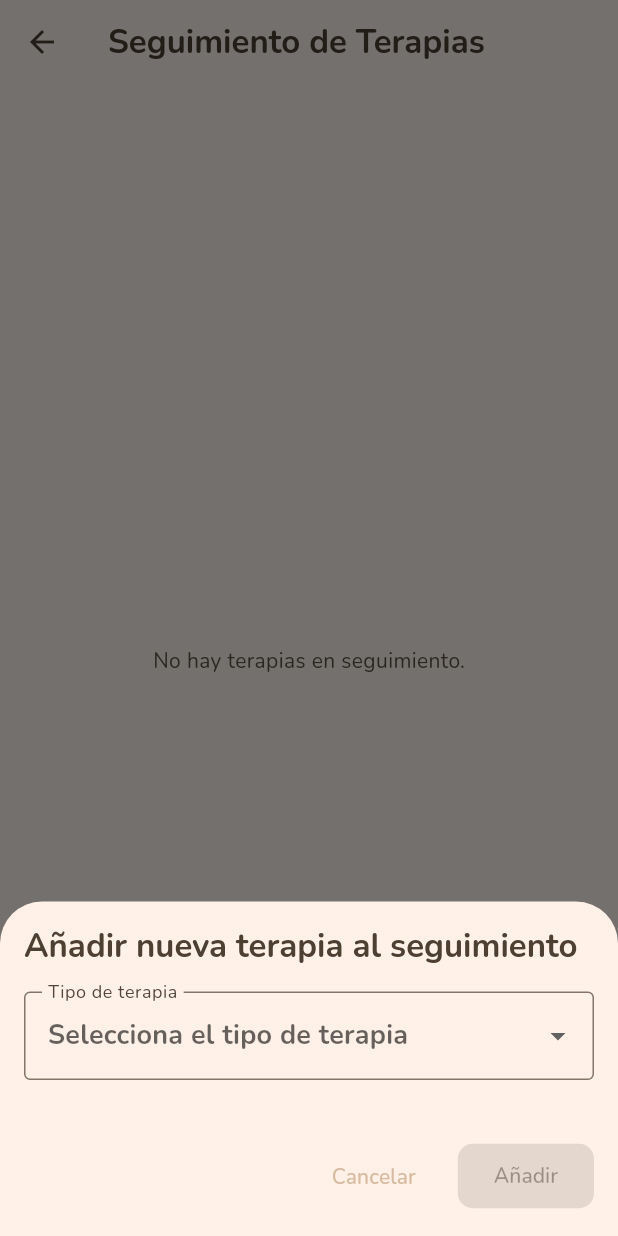
After one commit to CodingAce99/app-rehabilitacion-hector, a Flutter app: the SeguimientoTerapiasScreen screen opened directly, after a tap on "Añadir Terapia", on a phone screen of 412 x 824 dp. The commit adds this screen. Run offline on Flutter 3.47's test engine with Material 3 defaults, Android fonts, the light colour scheme and no system bars; our stand-ins replace fl_chart, google_fonts, image_picker, shared_preferences, smooth_page_indicator, youtube_player_flutter; accounts and stored records are empty.

Commit message:
Añade funcionalidad de seguimiento de terapias: implementa modelos, provider y pantalla para gestionar el estado de las terapias, incluyendo la opción de marcarlas como completadas.

```diff
--- a/lib/features/terapias/models/terapia.dart
+++ b/lib/features/terapias/models/terapia.dart
@@ -6,7 +6,7 @@ class Terapia {
   final String assetImage; // Ruta al asset local (imagen PNG o SVG)
   final List<String> objetivos; // Lista de objetivos terapéuticos
   final List<String> beneficios; // Lista de beneficios o resultados
-  final bool completada; // Estado de la terapia (completada o no)
+  bool completada; // Estado de la terapia (completada o no)
 
   // Constructor de la clase Terapia
   Terapia({
@@ -28,6 +28,7 @@ class Terapia {
       assetImage: json['assetImage'] as String,
       objetivos: List<String>.from(json['objetivos']),
       beneficios: List<String>.from(json['beneficios']),
+      completada: json['completada'] ?? false,
     );
   }
 
@@ -39,5 +40,6 @@ class Terapia {
     'assetImage': assetImage,
     'objetivos': objetivos,
     'beneficios': beneficios,
+    'completada': completada,
   };
 }
--- /dev/null
+++ b/lib/features/terapias/models/terapia_seguimiento.dart
@@ -0,0 +1,46 @@
+// Importaciones de otras pantallas y widgets
+import '../models/ficha_rehabilitación.dart';
+
+class TerapiaSeguimiento {
+  final String id; // Id único para esta instancia de seguimiento
+  final String nombre; // Nombre de la terapia
+  final FichaRehabilitacion ficha;
+  bool completada;
+  final DateTime fechaInicio;
+  DateTime? fechaFin;
+  String? notas;
+
+  TerapiaSeguimiento({
+    required this.id,
+    required this.nombre,
+    required this.ficha,
+    this.completada = false,
+    required this.fechaInicio,
+    this.fechaFin,
+    this.notas,
+  });
+
+  // Serialización para almacenamiento local (SharedPreferences)
+  Map<String, dynamic> toJson() => {
+    'id': id,
+    'nombre': nombre,
+    'ficha': ficha.toJson(),
+    'completada': completada,
+    'fechaInicio': fechaInicio.toIso8601String(),
+    'fechaFin': fechaFin?.toIso8601String(),
+    'notas': notas,
+  };
+
+  // Deserialización desde almacenamiento local (SharedPreferences)
+  factory TerapiaSeguimiento.fromJson(Map<String, dynamic> json) =>
+      TerapiaSeguimiento(
+        id: json['id'],
+        nombre: json['nombre'],
+        ficha: FichaRehabilitacion.fromJson(json['ficha']),
+        completada: json['completada'],
+        fechaInicio: DateTime.parse(json['fechaInicio']),
+        fechaFin:
+            json['fechaFin'] != null ? DateTime.parse(json['fechaFin']) : null,
+        notas: json['notas'],
+      );
+}
--- a/lib/features/terapias/providers/fichas_provider.dart
+++ b/lib/features/terapias/providers/fichas_provider.dart
@@ -1,5 +1,4 @@
 import 'dart:convert'; // para decodificar el JSON
-import 'package:flutter/material.dart';
 import 'package:flutter/services.dart'; // para acceder a rootBundle
 import '../models/ficha_rehabilitación.dart';
 
--- /dev/null
+++ b/lib/features/terapias/providers/terapias_seguimiento_provider.dart
@@ -0,0 +1,54 @@
+// Importaciones de librerías y paquetes
+import 'dart:convert';
+import 'package:flutter/material.dart';
+import 'package:shared_preferences/shared_preferences.dart';
+
+// Importaciones de otras pantallas y widgets
+import '../models/terapia_seguimiento.dart';
+
+class TerapiasSeguimientoProvider with ChangeNotifier {
+  List<TerapiaSeguimiento> _lista = [];
+
+  List<TerapiaSeguimiento> get terapias => [..._lista];
+
+  TerapiasSeguimientoProvider() {
+    cargarSeguimiento();
+  }
+
+  void agregarTerapia(TerapiaSeguimiento seguimiento) {
+    _lista.add(seguimiento);
+    guardarSeguimiento();
+    notifyListeners();
+  }
+
+  void marcarComoCompletada(String id) {
+    final index = _lista.indexWhere((t) => t.id == id);
+    if (index != -1) {
+      _lista[index].completada = true;
+      _lista[index].fechaFin = DateTime.now();
+      guardarSeguimiento();
+      notifyListeners();
+    }
+  }
+
+  int contarCompletadas() => _lista.where((t) => t.completada).length;
+
+  int contarNoCompletadas() => _lista.where((t) => !t.completada).length;
+
+  Future<void> cargarSeguimiento() async {
+    final prefs = await SharedPreferences.getInstance();
+    final jsonStr = prefs.getString('terapias_seguimiento');
+    if (jsonStr != null) {
+      final decoded = json.decode(jsonStr) as List;
+      _lista.clear();
+      _lista.addAll(decoded.map((e) => TerapiaSeguimiento.fromJson(e)));
+      notifyListeners();
+    }
+  }
+
+  Future<void> guardarSeguimiento() async {
+    final prefs = await SharedPreferences.getInstance();
+    final jsonStr = json.encode(_lista.map((e) => e.toJson()).toList());
+    await prefs.setString('terapias_seguimiento', jsonStr);
+  }
+}
--- /dev/null
+++ b/lib/features/terapias/screens/seguimiento_terapias_screen.dart
@@ -0,0 +1,249 @@
+// Importaciones de librerías y paquetes
+import 'package:app_rehab/features/terapias/widgets/terapia_seguimiento_card.dart';
+import 'package:flutter/material.dart';
+import 'package:provider/provider.dart';
+
+// Importaciones de otras pantallas y widgets
+import '../providers/terapias_seguimiento_provider.dart';
+import '../providers/fichas_provider.dart';
+import '../models/ficha_rehabilitación.dart';
+import '../models/terapia_seguimiento.dart';
+
+class SeguimientoTerapiasScreen extends StatelessWidget {
+  const SeguimientoTerapiasScreen({super.key});
+
+  @override
+  Widget build(BuildContext context) {
+    return Scaffold(
+      appBar: AppBar(title: const Text("Seguimiento de Terapias")),
+      body: Consumer<TerapiasSeguimientoProvider>(
+        builder: (context, seguimientoProvider, _) {
+          final terapias = seguimientoProvider.terapias;
+
+          if (terapias.isEmpty) {
+            return const Center(child: Text('No hay terapias en seguimiento.'));
+          }
+          final enCurso = terapias.where((t) => !t.completada).length;
+          final completadas = terapias.where((t) => t.completada).length;
+
+          return Column(
+            children: [
+              Padding(
+                padding: const EdgeInsets.all(16),
+                child: Text(
+                  'En curso: $enCurso | Completadas: $completadas',
+                  style: Theme.of(context).textTheme.titleMedium,
+                ),
+              ),
+              Expanded(
+                child: ListView.builder(
+                  itemCount: terapias.length,
+                  itemBuilder: (context, index) {
+                    final terapia = terapias[index];
+                    return TerapiaSeguimientoCard(
+                      terapia: terapia,
+                      onMarcarCompletada: () {
+                        seguimientoProvider.marcarComoCompletada(terapia.id);
+                      },
+                    );
+                  },
+                ),
+              ),
+            ],
+          );
+        },
+      ),
+      // Botón para añadir nuevas terapias
+      floatingActionButton: FloatingActionButton.extended(
+        onPressed: () => _mostrarModalAgregarTerapia(context),
+        label: const Text("Añadir Terapia"),
+        icon: const Icon(Icons.add),
+      ),
+    );
+  }
+
+  ///==================
+  /// METODOS PRIVADOS
+  ///==================
+
+  void _mostrarModalAgregarTerapia(BuildContext context) async {
+    String? categoriaSeleccionada;
+    FichaRehabilitacion? fichaSeleccionada;
+    List<FichaRehabilitacion> fichasFiltradas = [];
+
+    // Acceder al provider de fichas para obtener las terapias disponibles
+    final fichasProvider = Provider.of<FichasProvider>(context, listen: false);
+
+    // Intentar cargar las fichas si el mapa está vacío
+    if (fichasProvider.fichasPorCategoria.isEmpty) {
+      try {
+        // Esperar a que se carguen los datos
+        await fichasProvider.cargarFichasDesdeJson();
+
+        // Verificar nuevamente después de cargar
+        if (fichasProvider.fichasPorCategoria.isEmpty) {
+          ScaffoldMessenger.of(context).showSnackBar(
+            const SnackBar(
+              content: Text('No hay terapias disponibles en el archivo JSON'),
+            ),
+          );
+          return;
+        }
+      } catch (e) {
+        ScaffoldMessenger.of(context).showSnackBar(
+          SnackBar(
+            content: Text('Error al cargar las terapias: ${e.toString()}'),
+          ),
+        );
+        return;
+      }
+    }
+
+    // Obtener la lista de categorías
+    final categorias = fichasProvider.fichasPorCategoria.keys.toList();
+
+    showModalBottomSheet(
+      context: context,
+      isScrollControlled: true,
+      useSafeArea: true,
+      constraints: BoxConstraints(
+        maxHeight: MediaQuery.of(context).size.height * 0.8,
+      ),
+      builder: (BuildContext context) {
+        return StatefulBuilder(
+          builder: (BuildContext context, StateSetter setModalState) {
+            // Usamos debugPrint para verificar que categorias tenga elementos
+            debugPrint('Categorías disponibles: ${categorias.length}');
+
+            return Container(
+              padding: EdgeInsets.only(
+                top: 16,
+                left: 16,
+                right: 16,
+                bottom: MediaQuery.of(context).viewInsets.bottom + 16,
+              ),
+              child: SingleChildScrollView(
+                // Envolvemos en SingleChildScrollView para evitar overflow
+                child: Column(
+                  mainAxisSize: MainAxisSize.min,
+                  crossAxisAlignment: CrossAxisAlignment.start,
+                  children: [
+                    Text(
+                      'Añadir nueva terapia al seguimiento',
+                      style: Theme.of(context).textTheme.titleLarge,
+                    ),
+                    const SizedBox(height: 16),
+
+                    // Paso 1: Seleccionar categoría de terapia
+                    DropdownButtonFormField<String>(
+                      decoration: const InputDecoration(
+                        labelText: 'Tipo de terapia',
+                        border: OutlineInputBorder(),
+                      ),
+                      value: categoriaSeleccionada,
+                      hint: const Text('Selecciona el tipo de terapia'),
+                      isExpanded:
+                          true, // Asegurar que el dropdown ocupe todo el ancho disponible
+                      items:
+                          categorias.map((categoria) {
+                            final categoriaMostrar =
+                                categoria[0].toUpperCase() +
+                                categoria.substring(1);
+                            return DropdownMenuItem(
+                              value: categoria,
+                              child: Text(categoriaMostrar),
+                            );
+                          }).toList(),
+                      onChanged: (valor) {
+                        setModalState(() {
+                          // Usamos setModalState en lugar de setState
+                          categoriaSeleccionada = valor;
+                          fichaSeleccionada = null;
+                          if (valor != null) {
+                            fichasFiltradas = fichasProvider
+                                .obtenerFichasPorCategoria(valor);
+                            debugPrint(
+                              'Fichas filtradas: ${fichasFiltradas.length} para categoría $valor',
+                            );
+                          } else {
+                            fichasFiltradas = [];
+                          }
+                        });
+                      },
+                    ),
+
+                    const SizedBox(height: 16),
+
+                    // Paso 2: Seleccionar la terapia específica
+                    if (categoriaSeleccionada != null)
+                      DropdownButtonFormField<FichaRehabilitacion>(
+                        decoration: const InputDecoration(
+                          labelText: 'Terapia específica',
+                          border: OutlineInputBorder(),
+                        ),
+                        value: fichaSeleccionada,
+                        hint: const Text('Selecciona la terapia'),
+                        isExpanded: true,
+                        items:
+                            fichasFiltradas.map((ficha) {
+                              return DropdownMenuItem(
+                                value: ficha,
+                                child: Text(ficha.titulo),
+                              );
+                            }).toList(),
+                        onChanged: (valor) {
+                          setModalState(() {
+                            fichaSeleccionada = valor;
+                          });
+                        },
+                      ),
+
+                    const SizedBox(height: 24),
+
+                    // Botones de acción
+                    Row(
+                      mainAxisAlignment: MainAxisAlignment.end,
+                      children: [
+                        TextButton(
+                          onPressed: () => Navigator.pop(context),
+                          child: const Text('Cancelar'),
+                        ),
+                        const SizedBox(width: 16),
+                        ElevatedButton(
+                          onPressed:
+                              fichaSeleccionada == null
+                                  ? null
+                                  : () {
+                                    final seguimientoProvider = Provider.of<
+                                      TerapiasSeguimientoProvider
+                                    >(context, listen: false);
+
+                                    final nuevaTerapia = TerapiaSeguimiento(
+                                      id:
+                                          DateTime.now().millisecondsSinceEpoch
+                                              .toString(),
+                                      nombre: fichaSeleccionada!.titulo,
+                                      ficha: fichaSeleccionada!,
+                                      fechaInicio: DateTime.now(),
+                                      completada: false,
+                                    );
+
+                                    seguimientoProvider.agregarTerapia(
+                                      nuevaTerapia,
+                                    );
+                                    Navigator.pop(context);
+                                  },
+                          child: const Text('Añadir'),
+                        ),
+                      ],
+                    ),
+                  ],
+                ),
+              ),
+            );
+          },
+        );
+      },
+    );
+  }
+}
--- a/lib/main.dart
+++ b/lib/main.dart
@@ -10,6 +10,7 @@ import 'features/terapias/providers/fichas_provider.dart';
 import 'features/onboarding/screens/onboarding_screen.dart';
 import 'features/dashboard/screens/dashboard_screen.dart';
 import 'features/terapias/providers/terapias_provider.dart';
+import 'features/terapias/providers/terapias_seguimiento_provider.dart';
 import 'core/theme/theme.dart';
 
 // Punto de entrada de la aplicación
@@ -38,6 +39,7 @@ class MyApp extends StatelessWidget {
         ChangeNotifierProvider(create: (_) => ThemeProvider()),
         ChangeNotifierProvider(create: (_) => DiarioProvider()),
         ChangeNotifierProvider(create: (_) => TerapiasProvider()),
+        ChangeNotifierProvider(create: (_) => TerapiasSeguimientoProvider()),
         Provider<FichasProvider>(create: (_) => FichasProvider()),
       ],
       child: Builder(
```
Also changed, not shown: lib/features/dashboard/screens/dashboard_screen.dart (+14 -3 lines), lib/features/terapias/models/ficha_rehabilitación.dart (+18 -0 lines), lib/features/terapias/widgets/terapia_seguimiento_card.dart (added, +67 -0 lines).
